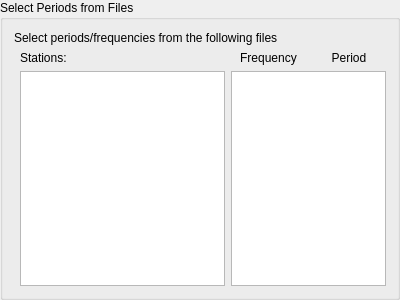
Old version of the form mtpy/gui/SmartMT/ui_asset/groupbox_select_periods_from_files.ui in the repository MTgeophysics/mtpy.
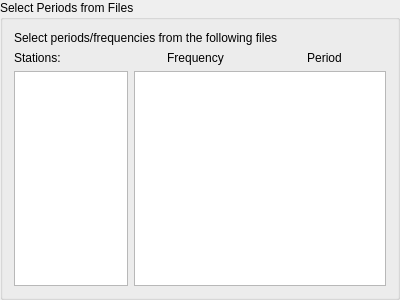
New version of the form.

Commit message: ALAMP-95 updated implementation

The edit to the form file:
```diff
--- a/mtpy/gui/SmartMT/ui_asset/groupbox_select_periods_from_files.ui
+++ b/mtpy/gui/SmartMT/ui_asset/groupbox_select_periods_from_files.ui
@@ -17,26 +17,6 @@
    <string>Select Periods from Files</string>
   </property>
   <layout class="QGridLayout" name="gridLayout">
-   <item row="4" column="1">
-    <widget class="QListWidget" name="listWidget_stations">
-     <property name="selectionMode">
-      <enum>QAbstractItemView::ExtendedSelection</enum>
-     </property>
-     <property name="selectionBehavior">
-      <enum>QAbstractItemView::SelectRows</enum>
-     </property>
-     <property name="selectionRectVisible">
-      <bool>true</bool>
-     </property>
-    </widget>
-   </item>
-   <item row="2" column="1">
-    <widget class="QLabel" name="label_2">
-     <property name="text">
-      <string>Stations:</string>
-     </property>
-    </widget>
-   </item>
    <item row="2" column="2">
     <widget class="QLabel" name="label_3">
      <property name="text">
@@ -74,6 +54,16 @@
      </property>
     </widget>
    </item>
+   <item row="4" column="0" colspan="2">
+    <widget class="QListWidget" name="listWidget"/>
+   </item>
+   <item row="2" column="0" colspan="2">
+    <widget class="QLabel" name="label_2">
+     <property name="text">
+      <string>Stations:</string>
+     </property>
+    </widget>
+   </item>
   </layout>
  </widget>
  <resources/>
```
The commit also changes 2 other files.
